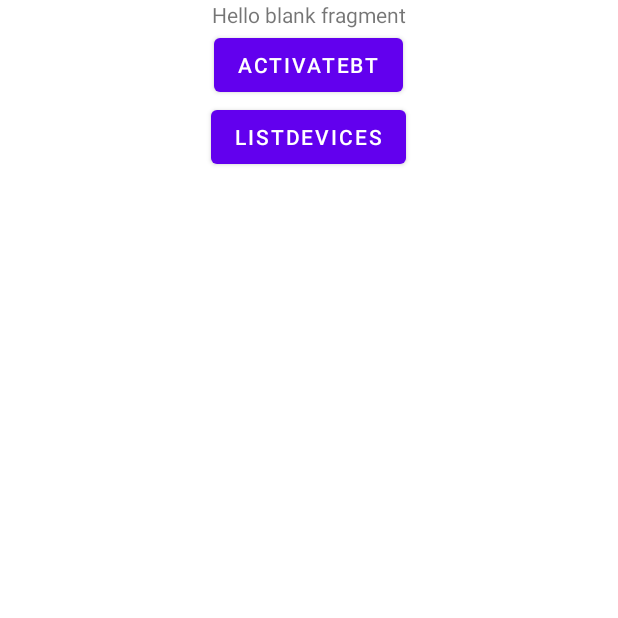
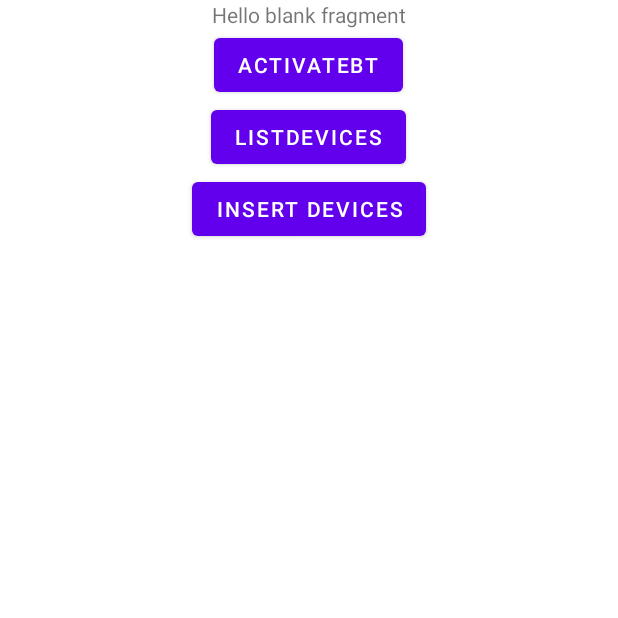
Before and after one commit to Blaios/JamelgosCentrales, an Android app: the screen it shows after launch (MainActivity), after a tap on "LISTDEVICES", on a phone screen of 412 x 824 dp, the top half of it. Run offline under Robolectric (Android 15) with nearby library versions, the phone set to English and light mode, and no system bars; our stand-ins replace RxJava; libraries missing offline, so code that uses them is left out: com.polidea.rxandroidble2; 3 statements that could not run were skipped.

```diff
--- a/app/src/main/java/dummy/tracker/bluetooth/BLEScanner.java
+++ b/app/src/main/java/dummy/tracker/bluetooth/BLEScanner.java
@@ -1,6 +1,7 @@
 package dummy.tracker.bluetooth;
 
 import android.bluetooth.BluetoothClass;
+import android.bluetooth.BluetoothDevice;
 import android.content.Context;
 
 import com.polidea.rxandroidble2.RxBleClient;
@@ -8,6 +9,7 @@ import com.polidea.rxandroidble2.RxBleDevice;
 import com.polidea.rxandroidble2.scan.ScanResult;
 import com.polidea.rxandroidble2.scan.ScanSettings;
 
+import java.util.ArrayList;
 import java.util.concurrent.TimeUnit;
 
 import io.reactivex.disposables.Disposable;
@@ -15,8 +17,10 @@ import io.reactivex.disposables.Disposable;
 public class BLEScanner {
     private static BLEScanner instance = null;
     private RxBleClient rxBleClient;
+    private ArrayList<RxBleDevice> devices;
 
     private BLEScanner() {
+        devices = new ArrayList<>();
     }
 
     public static BLEScanner getInstance() {
@@ -37,6 +41,8 @@ public class BLEScanner {
 
     public void onScanResult(ScanResult bleScanResult) {
         int rssi = bleScanResult.getRssi();
+        devices.add(bleScanResult.getBleDevice());
+        /*
         BluetoothClass bluetoothClass = bleScanResult.getBleDevice().getBluetoothDevice().getBluetoothClass();
         //if(bluetoothClass.getDeviceClass() == BluetoothClass.Device.PHONE_SMART) {
             //if(rssi >= -51)
@@ -45,5 +51,10 @@ public class BLEScanner {
             System.out.println(bleScanResult.getBleDevice().getName());
             System.out.println(bleScanResult.getBleDevice().getMacAddress());
         //}
+        */
+    }
+
+    public ArrayList<RxBleDevice> getDevices() {
+        return devices;
     }
 }
--- a/app/src/main/res/layout/fragment_main_page.xml
+++ b/app/src/main/res/layout/fragment_main_page.xml
@@ -28,6 +28,12 @@
             android:layout_width="wrap_content"
             android:layout_height="wrap_content"
             android:text="listDevices" />
+
+        <Button
+            android:id="@+id/insert"
+            android:layout_width="wrap_content"
+            android:layout_height="wrap_content"
+            android:text="insert devices" />
     </LinearLayout>
 
 </FrameLayout>
```
Also changed, not shown: app/src/main/java/dummy/tracker/MainActivity.java (+22 -2 lines), app/src/main/java/dummy/tracker/bd/LocalDB.java (added, +84 -0 lines).
